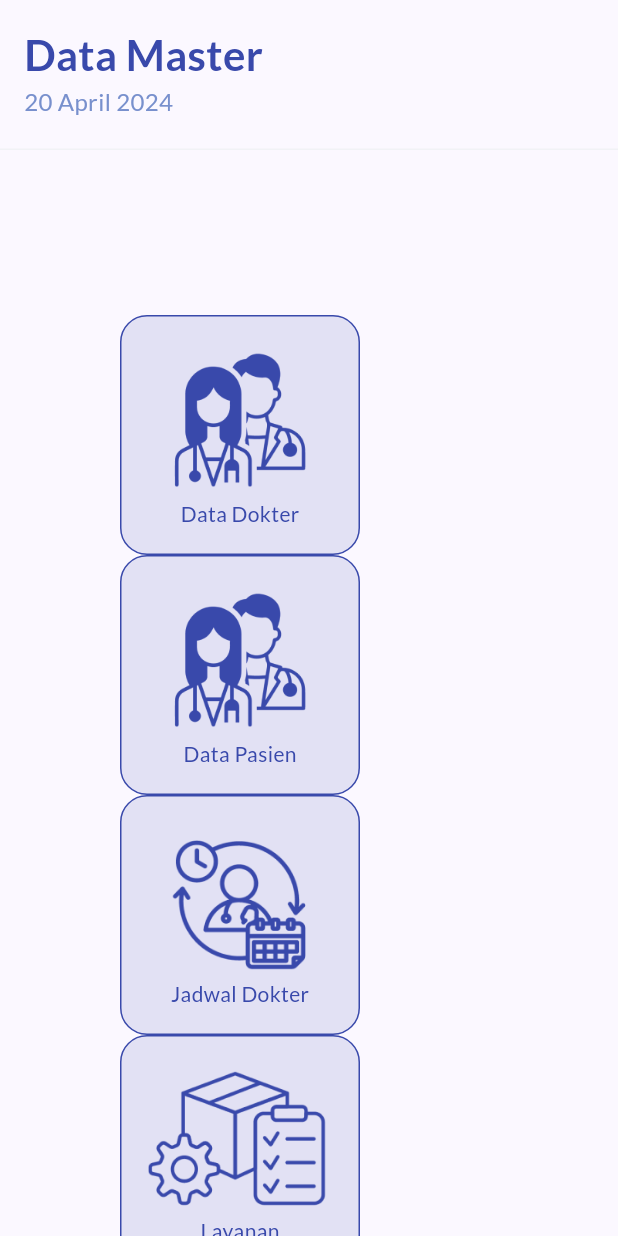
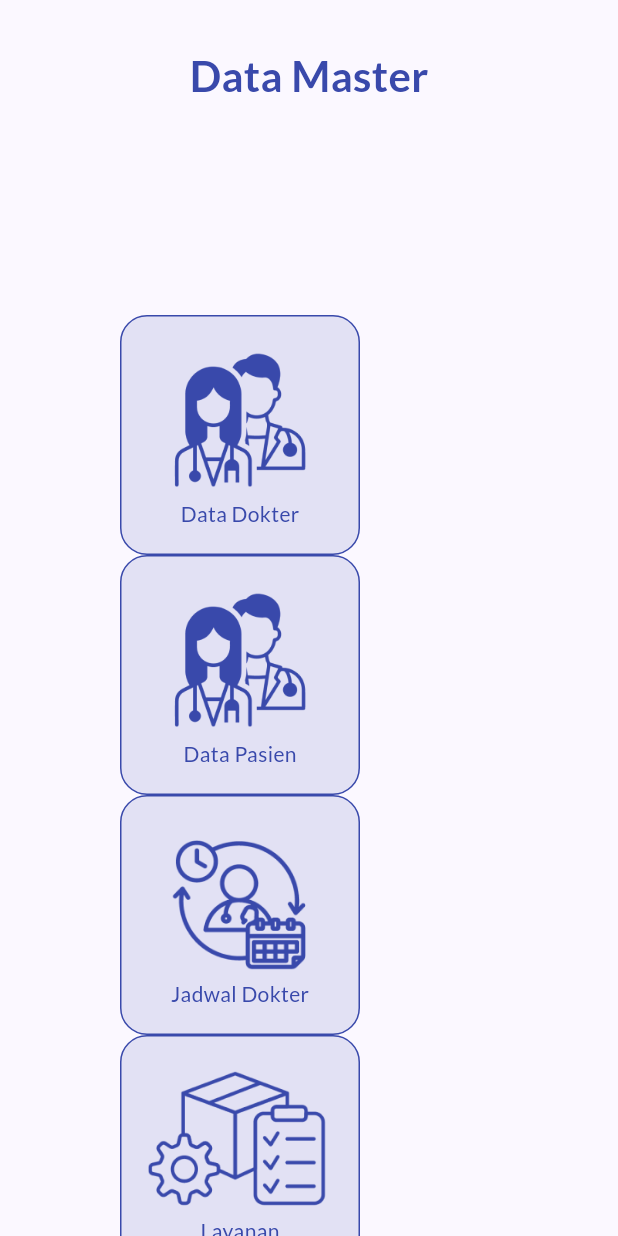
Before and after one commit to taufiqalfianto/clinic-flutter, a Flutter app: the DataMasterPage screen opened directly, on a phone screen of 412 x 824 dp. Run offline on Flutter 3.47's test engine with Material 3 defaults, Android fonts, the phone set to English and light mode, and no system bars; our stand-ins replace bloc, dartz, flutter_bloc, flutter_svg, freezed_annotation, google_fonts and 2 more; accounts and stored records are empty.

```diff
--- a/lib/presentation/master/page/data_master_page.dart
+++ b/lib/presentation/master/page/data_master_page.dart
@@ -1,12 +1,9 @@
-import 'package:fic15/presentation/dummy/pages/confirm_payment_page.dart';
-import 'package:flutter/cupertino.dart';
 import 'package:flutter/material.dart';
-import 'package:flutter/widgets.dart';
 
 import '../../../components/button_menu.dart';
 import '../../../components/components.dart';
 import '../../../core/core.dart';
-import '../../dummy/widgets/build_app_bar.dart';
+import '../../dummy/pages/confirm_payment_page.dart';
 import 'data_doctor_page.dart';
 import 'data_patient_page.dart';
 
@@ -22,11 +19,17 @@ class DataMasterPage extends StatelessWidget {
   Widget build(BuildContext context) {
     return Scaffold(
       appBar: const PreferredSize(
-        preferredSize: Size.fromHeight(100.0),
-        child: BuildAppBar(
-          title: 'Data Master',
-        ),
-      ),
+          preferredSize: Size.fromHeight(100.0),
+          child: Center(
+            child: Text(
+              'Data Master',
+              style: const TextStyle(
+                fontSize: 28.0,
+                fontWeight: FontWeight.w600,
+                color: AppColors.primary,
+              ),
+            ),
+          )),
       body: SafeArea(
         child: Padding(
           padding:
```
Also changed, not shown: lib/presentation/dummy/widgets/build_app_bar.dart (+10 -0 lines).
